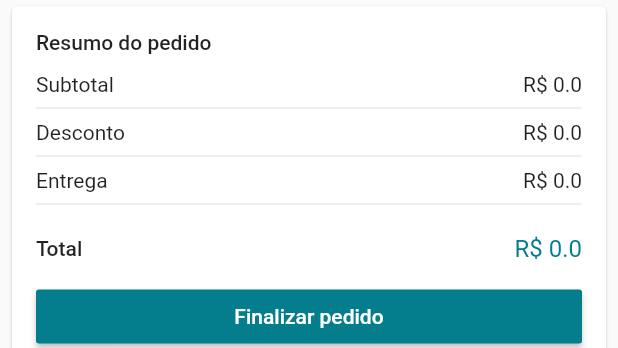
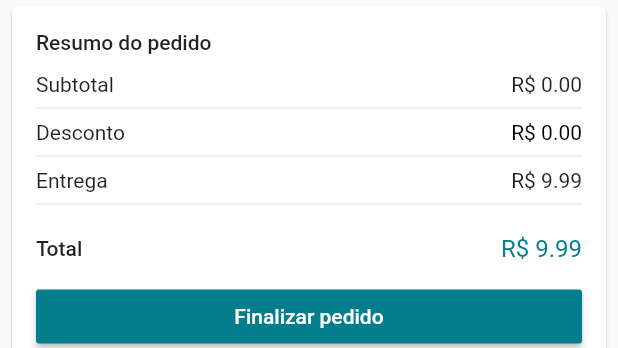
Before and after one commit to dieinimymaganha/loja_virtual, a Flutter app: the CartPrice widget shown alone on an empty page, opened directly, on a phone screen of 412 x 824 dp. Shown: the top 348 px of the screen. Run offline on Flutter 3.47's test engine with Material 2 defaults, Android fonts, the phone set to English and light mode, and no system bars; our stand-ins replace carousel_pro, cloud_firestore, firebase_auth, transparent_image; accounts and stored records are empty; network calls fail.

Commit message:
Incluido card para contabilizar os preços

```diff
--- a/loja_virtual/lib/model/cart_model.dart
+++ b/loja_virtual/lib/model/cart_model.dart
@@ -84,4 +84,29 @@ class CartModel extends Model {
     this.couponCode = couponCode;
     this.discountPercentage = discountPercentage;
   }
+
+  double getProductsPrice() {
+    double price = 0.0;
+
+    for (CartProduct c in products) {
+      if (c.productData != null) {
+        price += c.quantity * c.productData.price;
+      }
+
+    }
+    return price;
+  }
+
+  double getDiscount() {
+    return getProductsPrice() * discountPercentage / 100;
+  }
+
+  double getShipPrice() {
+    return 9.99;
+  }
+  void updatePrices(){
+    notifyListeners();
+
+  }
+
 }
--- a/loja_virtual/lib/widgets/cart_price.dart
+++ b/loja_virtual/lib/widgets/cart_price.dart
@@ -6,14 +6,19 @@ class CartPrice extends StatelessWidget {
   final VoidCallback buy;
 
   CartPrice(this.buy);
+
   @override
   Widget build(BuildContext context) {
+    CartModel.of(context).updatePrices();
     return Card(
       margin: EdgeInsets.symmetric(horizontal: 8.0, vertical: 4.0),
       child: Container(
         padding: EdgeInsets.all(16.0),
         child:
             ScopedModelDescendant<CartModel>(builder: (context, child, model) {
+          double price = model.getProductsPrice();
+          double discount = model.getDiscount();
+          double ship = model.getShipPrice();
           return Column(
             crossAxisAlignment: CrossAxisAlignment.stretch,
             children: <Widget>[
@@ -29,7 +34,7 @@ class CartPrice extends StatelessWidget {
                 mainAxisAlignment: MainAxisAlignment.spaceBetween,
                 children: <Widget>[
                   Text('Subtotal'),
-                  Text('R\$ 0.0'),
+                  Text('R\$ ${price.toStringAsFixed(2)}'),
                 ],
               ),
               Divider(),
@@ -37,7 +42,9 @@ class CartPrice extends StatelessWidget {
                 mainAxisAlignment: MainAxisAlignment.spaceBetween,
                 children: <Widget>[
                   Text('Desconto'),
-                  Text('R\$ 0.0'),
+                  Text('R\$ ${discount.toStringAsFixed(2)}',style: discount > 0 ? TextStyle(color: Colors.redAccent) : TextStyle(color: Colors.black),
+
+                  ),
                 ],
               ),
               Divider(),
@@ -45,7 +52,7 @@ class CartPrice extends StatelessWidget {
                 mainAxisAlignment: MainAxisAlignment.spaceBetween,
                 children: <Widget>[
                   Text('Entrega'),
-                  Text('R\$ 0.0'),
+                  Text('R\$ ${ship.toStringAsFixed(2)}'),
                 ],
               ),
               Divider(),
@@ -60,7 +67,7 @@ class CartPrice extends StatelessWidget {
                     style: TextStyle(fontWeight: FontWeight.w500),
                   ),
                   Text(
-                    'R\$ 0.0',
+                    'R\$ ${(price + ship - discount).toStringAsFixed(2)}',
                     style: TextStyle(
                         color: Theme.of(context).primaryColor, fontSize: 16.0),
                   ),
```
